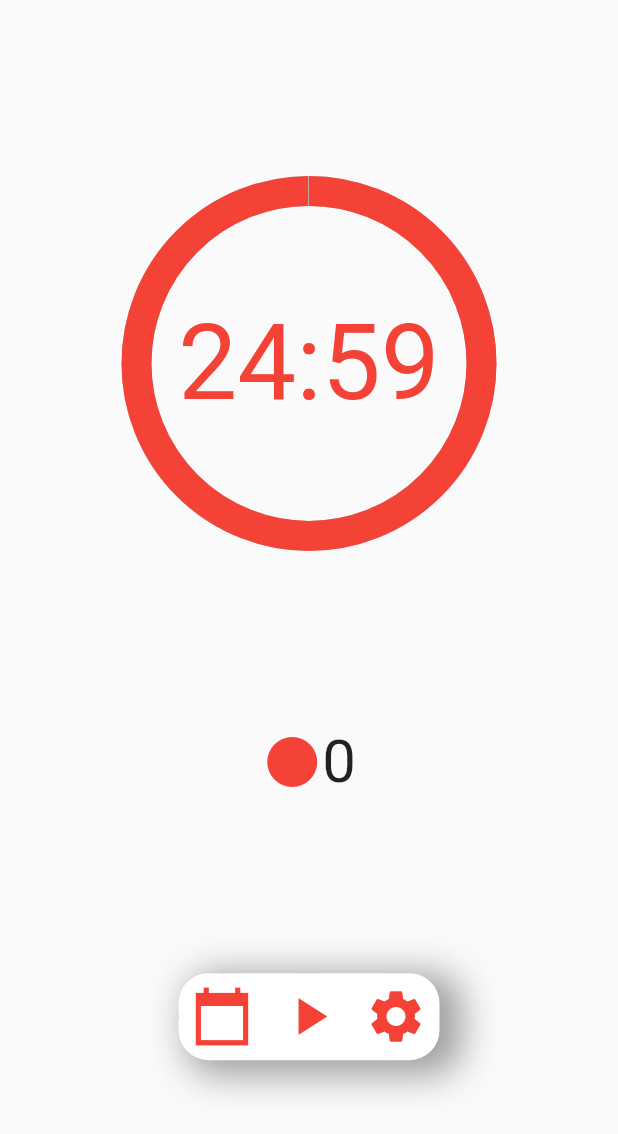
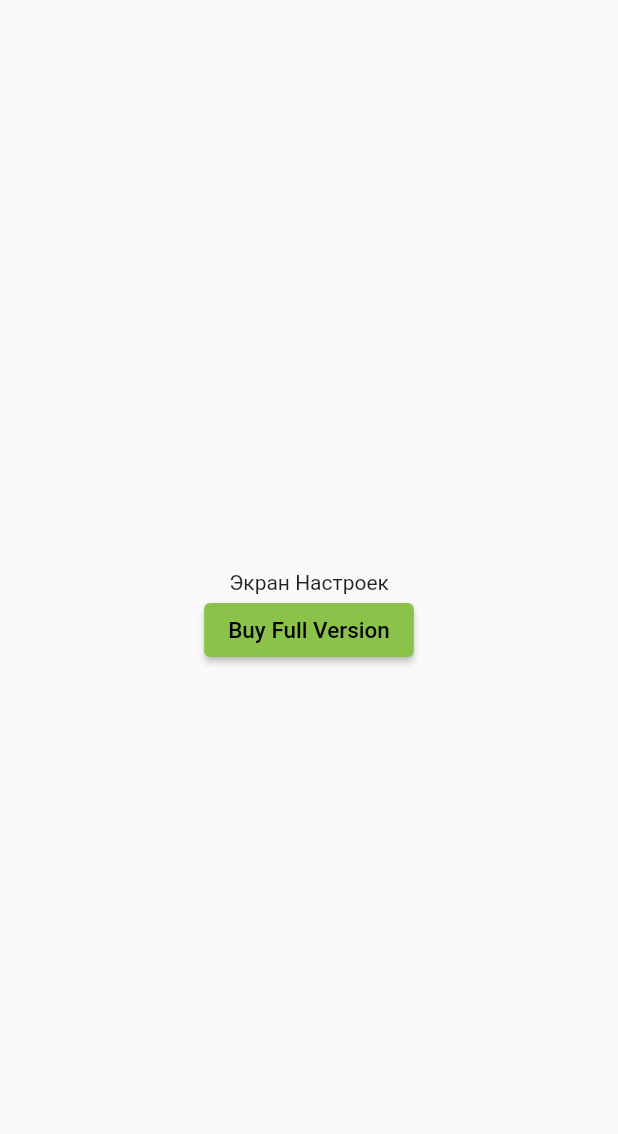
Before and after one commit to drag1313/my_pomodoro_timer, a Flutter app: the screen it shows after launch, after a tap on the "settings" icon, on a phone screen of 412 x 824 dp. Shown: the top 1134 px of the screen. Run offline on Flutter 3.47's test engine with Material 2 defaults, Android fonts, the phone set to English and light mode, and no system bars; drawn by our look-alikes of percent_indicator.

Commit message:
add screen navigation

```diff
--- a/lib/Screens/SettingsScreen.dart
+++ b/lib/Screens/SettingsScreen.dart
@@ -0,0 +1,30 @@
+import 'package:flutter/material.dart';
+import 'package:flutter_pomodoro_timer/Screens/FullVersionScreen.dart';
+
+class settingsScreen extends StatefulWidget {
+  @override
+  settingsScreenState createState() => settingsScreenState();
+}
+
+class settingsScreenState extends State<settingsScreen> {
+  @override
+  Widget build(BuildContext context) {
+    return Scaffold(
+        body: SafeArea(
+            child: Center(
+                child: Column(
+      mainAxisAlignment: MainAxisAlignment.center,
+      children: [
+        Container(
+          child: Text('Экран Настроек'),
+        ),
+        ElevatedButton(
+            onPressed: () {
+              Navigator.push(context,
+                  MaterialPageRoute(builder: (context) => fullVersionScreen()));
+            },
+            child: Text('Buy Full Version', style: TextStyle(fontSize: 15))),
+      ],
+    ))));
+  }
+}
--- a/lib/Screens/TimerScreen.dart
+++ b/lib/Screens/TimerScreen.dart
@@ -1,6 +1,8 @@
 import 'dart:async';
 
 import 'package:flutter/material.dart';
+import 'package:flutter_pomodoro_timer/Screens/CalendarScreen.dart';
+import 'package:flutter_pomodoro_timer/Screens/SettingsScreen.dart';
 import 'package:percent_indicator/percent_indicator.dart';
 
 const Duration workTime = Duration(minutes: 25);
@@ -184,8 +186,13 @@ class _timerScreenState extends State<TimerScreen> {
                               .calendar_today_sharp), //Icon(_sw.isRunning ? null : Icons.refresh),
                           color: Colors.red,
                           iconSize: 42,
-                        onPressed: () => _resetButtonPressed(),
-                      ),
+                          onPressed: () {
+                            _resetButtonPressed();
+                            Navigator.push(
+                                context,
+                                MaterialPageRoute(
+                                    builder: (context) => CalendarScreen()));
+                          }),
                     ),
                     Ink(
                       decoration: ShapeDecoration(
@@ -210,8 +217,13 @@ class _timerScreenState extends State<TimerScreen> {
                           // icon: Icon(_sw.isRunning ? Icons.pause : Icons.play_arrow),
                           color: Colors.red,
                           iconSize: 42,
-                        onPressed: () => _buttonPressed(),
-                      ),
+                          onPressed: () {
+                            _buttonPressed();
+                            Navigator.push(
+                                context,
+                                MaterialPageRoute(
+                                    builder: (context) => settingsScreen()));
+                          }),
                     ),
                   ],
                 )),
```
Also changed, not shown: lib/Screens/CalendarScreen.dart (+14 -0 lines), lib/Screens/FullVersionScreen.dart (+22 -0 lines). Lines whose indentation alone changed are shown as unchanged.
